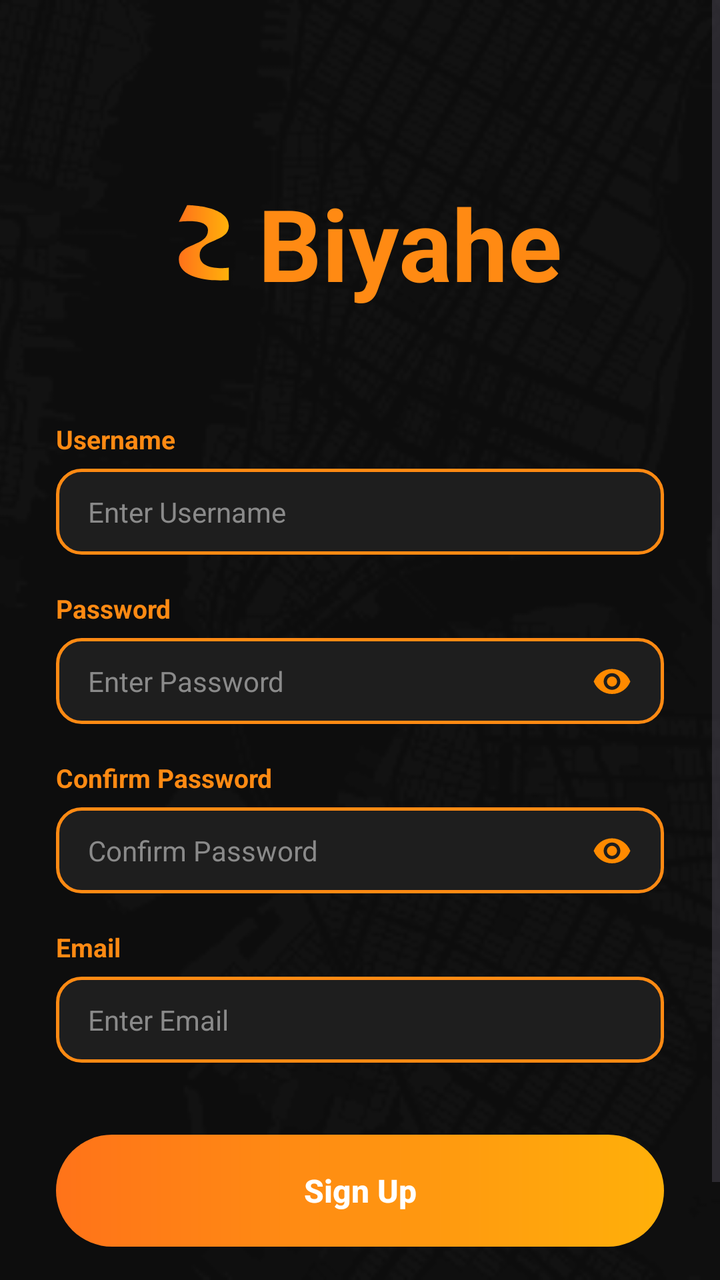
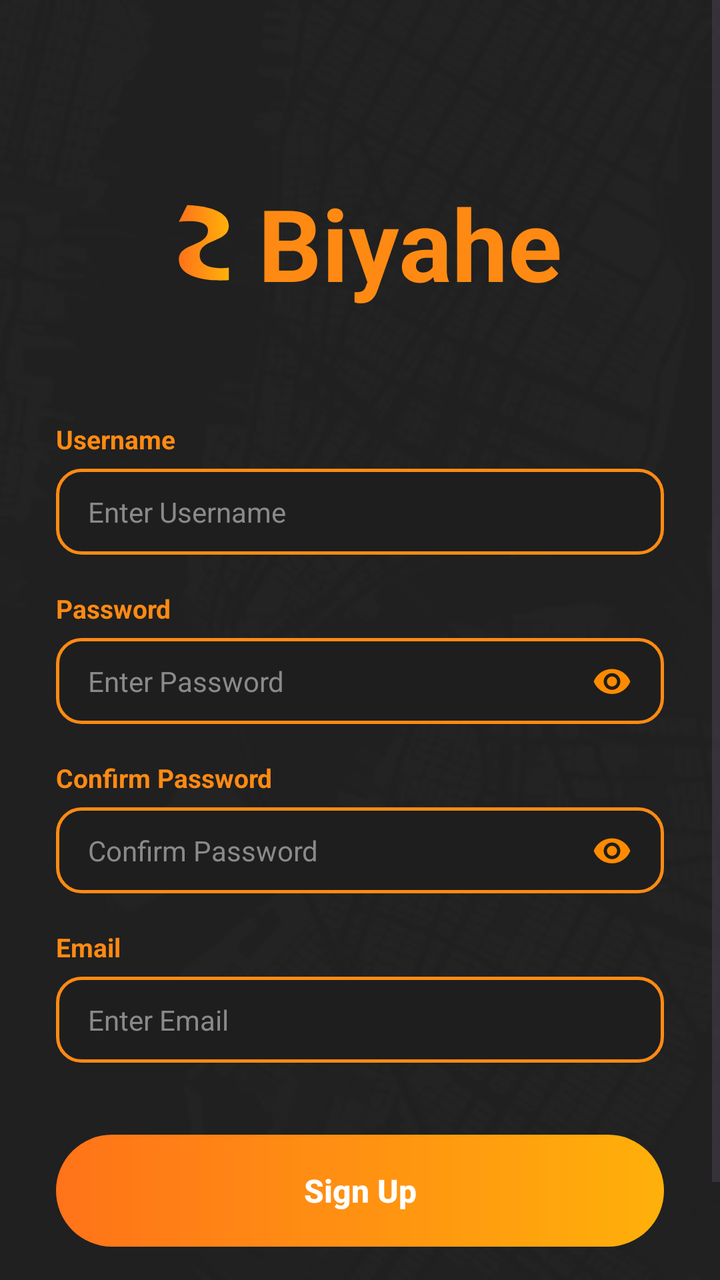

Compare the two renders of this Android layout. The source of the first and the diff that turns it into the second are given below.
<!-- AndroidManifest.xml: application theme Theme.Biyahe -->
<!-- res/layout/activity_signup.xml -->
<?xml version="1.0" encoding="utf-8"?>
<FrameLayout xmlns:android="http://schemas.android.com/apk/res/android"
    xmlns:app="http://schemas.android.com/apk/res-auto"
    android:layout_width="match_parent"
    android:layout_height="match_parent"
    >

    
    <ImageView
        android:layout_width="match_parent"
        android:layout_height="match_parent"
        android:scaleType="centerCrop"
        android:src="@drawable/background"
        android:contentDescription="@null" />

    
    <View
        android:layout_width="match_parent"
        android:layout_height="match_parent"
        android:background="#B3000000" />

    <ScrollView
        android:layout_width="match_parent"
        android:layout_height="match_parent"
        android:fillViewport="true">

        <LinearLayout
            android:layout_width="match_parent"
            android:layout_height="wrap_content"
            android:orientation="vertical"
            android:paddingStart="28dp"
            android:paddingEnd="28dp"
            android:paddingTop="48dp"
            android:paddingBottom="24dp">

            
            <LinearLayout
                android:layout_width="wrap_content"
                android:layout_height="wrap_content"
                android:layout_gravity="center_horizontal"
                android:orientation="horizontal"
                android:gravity="center_vertical"
                android:layout_marginTop="40dp"
                android:layout_marginBottom="56dp">

                <ImageView
                    android:layout_width="50dp"
                    android:layout_height="50dp"
                    android:src="@drawable/ic_logo_swirl"
                    android:contentDescription="@null" />

                <TextView
                    android:layout_width="wrap_content"
                    android:layout_height="wrap_content"
                    android:text="Biyahe"
                    android:textColor="@color/orange_primary"
                    android:textSize="50sp"
                    android:textStyle="bold" />
            </LinearLayout>

            
            <TextView
                android:layout_width="wrap_content"
                android:layout_height="wrap_content"
                android:text="Username"
                android:textColor="@color/orange_primary"
                android:textSize="13sp"
                android:textStyle="bold"
                android:layout_marginBottom="6dp" />

            <EditText
                android:layout_width="match_parent"
                android:layout_height="wrap_content"
                android:hint="Enter Username"
                android:background="@drawable/bg_edittext"
                android:textColor="@color/text_white"
                android:textColorHint="@color/hint_gray"
                android:textSize="14sp"
                android:inputType="text"
                android:layout_marginBottom="18dp" />

            
            <TextView
                android:layout_width="wrap_content"
                android:layout_height="wrap_content"
                android:text="Password"
                android:textColor="@color/orange_primary"
                android:textSize="13sp"
                android:textStyle="bold"
                android:layout_marginBottom="6dp" />

            <FrameLayout
                android:layout_width="match_parent"
                android:layout_height="wrap_content"
                android:layout_marginBottom="18dp">

                <EditText
                    android:layout_width="match_parent"
                    android:layout_height="wrap_content"
                    android:hint="Enter Password"
                    android:background="@drawable/bg_edittext"
                    android:textColor="@color/text_white"
                    android:textColorHint="@color/hint_gray"
                    android:textSize="14sp"
                    android:inputType="textPassword"
                    android:paddingEnd="44dp" />

                <ImageView
                    android:layout_width="20dp"
                    android:layout_height="20dp"
                    android:layout_gravity="end|center_vertical"
                    android:layout_marginEnd="16dp"
                    android:src="@drawable/ic_eye"
                    android:contentDescription="@null" />
            </FrameLayout>

            
            <TextView
                android:layout_width="wrap_content"
                android:layout_height="wrap_content"
                android:text="Confirm Password"
                android:textColor="@color/orange_primary"
                android:textSize="13sp"
                android:textStyle="bold"
                android:layout_marginBottom="6dp" />

            <FrameLayout
                android:layout_width="match_parent"
                android:layout_height="wrap_content"
                android:layout_marginBottom="18dp">

                <EditText
                    android:layout_width="match_parent"
                    android:layout_height="wrap_content"
                    android:hint="Confirm Password"
                    android:background="@drawable/bg_edittext"
                    android:textColor="@color/text_white"
                    android:textColorHint="@color/hint_gray"
                    android:textSize="14sp"
                    android:inputType="textPassword"
                    android:paddingEnd="44dp" />

                <ImageView
                    android:layout_width="20dp"
                    android:layout_height="20dp"
                    android:layout_gravity="end|center_vertical"
                    android:layout_marginEnd="16dp"
                    android:src="@drawable/ic_eye"
                    android:contentDescription="@null" />
            </FrameLayout>

            
            <TextView
                android:layout_width="wrap_content"
                android:layout_height="wrap_content"
                android:text="Email"
                android:textColor="@color/orange_primary"
                android:textSize="13sp"
                android:textStyle="bold"
                android:layout_marginBottom="6dp" />

            <EditText
                android:layout_width="match_parent"
                android:layout_height="wrap_content"
                android:hint="Enter Email"
                android:background="@drawable/bg_edittext"
                android:textColor="@color/text_white"
                android:textColorHint="@color/hint_gray"
                android:textSize="14sp"
                android:inputType="textEmailAddress"
                android:layout_marginBottom="36dp" />

            
            <androidx.appcompat.widget.AppCompatButton
                android:id="@+id/btnSignUp"
                android:layout_width="match_parent"
                android:layout_height="56dp"
                android:text="Sign Up"
                android:textColor="@color/text_white"
                android:textSize="16sp"
                android:textStyle="bold"
                android:textAllCaps="false"
                android:background="@drawable/bg_button_gradient"
                android:elevation="0dp"
                android:stateListAnimator="@null"
                android:layout_marginBottom="28dp" />

            
            <LinearLayout
                android:layout_width="wrap_content"
                android:layout_height="wrap_content"
                android:layout_gravity="center_horizontal"
                android:orientation="horizontal">

                <TextView
                    android:layout_width="wrap_content"
                    android:layout_height="wrap_content"
                    android:text="Already have an account? "
                    android:textColor="@color/text_gray"
                    android:textSize="13sp" />

                <TextView
                    android:id="@+id/tvLogin"
                    android:layout_width="wrap_content"
                    android:layout_height="wrap_content"
                    android:text="Login"
                    android:textColor="@color/orange_primary"
                    android:textSize="13sp"
                    android:textStyle="bold" />
            </LinearLayout>

        </LinearLayout>
    </ScrollView>
</FrameLayout>
<!-- resources referenced by this layout -->
<resources>
  <color name="hint_gray">#8A8A8A</color>
  <color name="orange_primary">#FF8A13</color>
  <color name="text_gray">#9E9E9E</color>
  <color name="text_white">#FFFFFF</color>
  <!-- drawable background: png bitmap (drawable, 42097 bytes) -->
  <!-- drawable bg_button_gradient (drawable) -->
  <?xml version="1.0" encoding="utf-8"?>
  <shape xmlns:android="http://schemas.android.com/apk/res/android"
      android:shape="rectangle">
      <corners android:radius="28dp" />
      <gradient
          android:type="linear"
          android:angle="0"
          android:startColor="@color/button_gradient_start"
          android:endColor="@color/button_gradient_end" />
  </shape>
  <!-- drawable bg_edittext (drawable) -->
  <?xml version="1.0" encoding="utf-8"?>
  <shape xmlns:android="http://schemas.android.com/apk/res/android"
      android:shape="rectangle">
      <corners android:radius="12dp" />
      <solid android:color="@color/background_dark" />
      <stroke
          android:width="1.5dp"
          android:color="@color/orange_primary" />
      <padding
          android:left="16dp"
          android:right="16dp"
          android:top="12dp"
          android:bottom="12dp" />
  </shape>
  <!-- drawable ic_eye (drawable) -->
  <vector xmlns:android="http://schemas.android.com/apk/res/android"
      android:width="20dp"
      android:height="20dp"
      android:viewportWidth="24"
      android:viewportHeight="24">
      <path
          android:fillColor="#FF8A00"
          android:pathData="M12,5C7,5 2.73,8.11 1,12.5C2.73,16.89 7,20 12,20C17,20 21.27,16.89 23,12.5C21.27,8.11 17,5 12,5ZM12,17.5C9.24,17.5 7,15.26 7,12.5C7,9.74 9.24,7.5 12,7.5C14.76,7.5 17,9.74 17,12.5C17,15.26 14.76,17.5 12,17.5ZM12,9.5C10.34,9.5 9,10.84 9,12.5C9,14.16 10.34,15.5 12,15.5C13.66,15.5 15,14.16 15,12.5C15,10.84 13.66,9.5 12,9.5Z"/>
  </vector>
  <!-- drawable ic_logo_swirl (drawable) -->
  <vector xmlns:android="http://schemas.android.com/apk/res/android"
      xmlns:aapt="http://schemas.android.com/aapt"
      android:width="40dp"
      android:height="40dp"
      android:viewportWidth="48"
      android:viewportHeight="48">
      <path
          android:pathData="M14,6 C14,6 34,6 34,16 C34,24 20,22 20,30 C20,38 34,36 34,36 L34,42 C34,42 10,44 10,32 C10,24 24,26 24,18 C24,12 10,14 10,14 Z">
          <aapt:attr name="android:fillColor">
              <gradient
                  android:type="linear"
                  android:startX="10"
                  android:startY="0"
                  android:endX="34"
                  android:endY="0">
                  <item android:offset="0.0" android:color="#FFFF721A" />
                  <item android:offset="1.0" android:color="#FFFFB10A" />
              </gradient>
          </aapt:attr>
      </path>
  </vector>
  <style name="Theme.Biyahe" parent="Base.Theme.Biyahe" />
  <color name="button_gradient_start">#FF7319</color>
  <color name="button_gradient_end">#FFB00A</color>
  <color name="background_dark">#1E1E1E</color>
  <style name="Base.Theme.Biyahe" parent="Theme.Material3.DayNight.NoActionBar">
          
          
      </style>
</resources>

<!-- the commit's change to res/layout/activity_signup.xml (unified diff, before → after) -->
@@ -17,7 +17,7 @@
     <View
         android:layout_width="match_parent"
         android:layout_height="match_parent"
-        android:background="#B3000000" />
+        android:background="#CB1E1E1E" /> 
 
     <ScrollView
         android:layout_width="match_parent"
